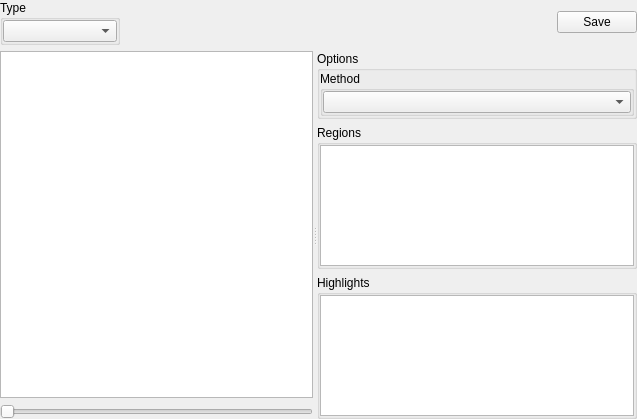
Above: xvisualizationwidget.ui from horsicq/XVisualizationWidget before the change. Below: the same form after it.
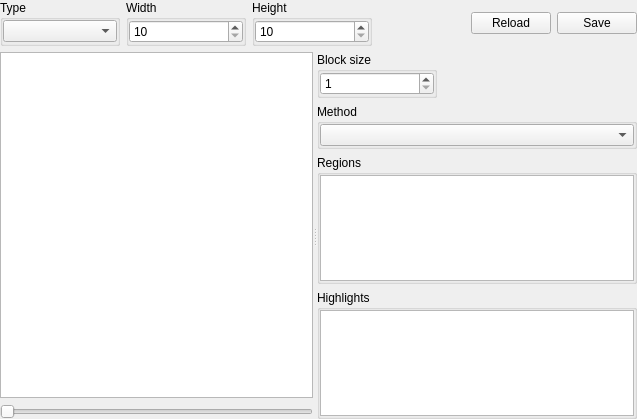
That is the form after the change.

Patch:
```diff
--- a/xvisualizationwidget.ui
+++ b/xvisualizationwidget.ui
@@ -58,6 +58,80 @@
        </layout>
       </widget>
      </item>
+     <item>
+      <widget class="QGroupBox" name="groupBoxWidth">
+       <property name="minimumSize">
+        <size>
+         <width>120</width>
+         <height>0</height>
+        </size>
+       </property>
+       <property name="title">
+        <string>Width</string>
+       </property>
+       <layout class="QVBoxLayout" name="verticalLayout_9">
+        <property name="leftMargin">
+         <number>0</number>
+        </property>
+        <property name="topMargin">
+         <number>0</number>
+        </property>
+        <property name="rightMargin">
+         <number>0</number>
+        </property>
+        <property name="bottomMargin">
+         <number>0</number>
+        </property>
+        <item>
+         <widget class="QSpinBox" name="spinBoxWidth">
+          <property name="minimum">
+           <number>10</number>
+          </property>
+          <property name="maximum">
+           <number>1000</number>
+          </property>
+         </widget>
+        </item>
+       </layout>
+      </widget>
+     </item>
+     <item>
+      <widget class="QGroupBox" name="groupBoxHeight">
+       <property name="minimumSize">
+        <size>
+         <width>120</width>
+         <height>0</height>
+        </size>
+       </property>
+       <property name="title">
+        <string>Height</string>
+       </property>
+       <layout class="QVBoxLayout" name="verticalLayout_10">
+        <property name="leftMargin">
+         <number>0</number>
+        </property>
+        <property name="topMargin">
+         <number>0</number>
+        </property>
+        <property name="rightMargin">
+         <number>0</number>
+        </property>
+        <property name="bottomMargin">
+         <number>0</number>
+        </property>
+        <item>
+         <widget class="QSpinBox" name="spinBoxHeight">
+          <property name="minimum">
+           <number>10</number>
+          </property>
+          <property name="maximum">
+           <number>1000</number>
+          </property>
+         </widget>
+        </item>
+       </layout>
+      </widget>
+     </item>
      <item>
       <spacer name="horizontalSpacer">
        <property name="orientation">
@@ -71,6 +145,13 @@
        </property>
       </spacer>
      </item>
+     <item>
+      <widget class="QPushButton" name="pushButtonVisualizationReload">
+       <property name="text">
+        <string>Reload</string>
+       </property>
+      </widget>
+     </item>
      <item>
       <widget class="QPushButton" name="pushButtonVisualizationSave">
        <property name="text">
@@ -109,11 +190,19 @@
      <widget class="QWidget" name="layoutWidget">
       <layout class="QVBoxLayout" name="verticalLayout_2">
        <item>
-        <widget class="QGroupBox" name="groupBoxOptions">
+        <layout class="QHBoxLayout" name="horizontalLayout_2">
+         <item>
+          <widget class="QGroupBox" name="groupBoxBlockSize">
+           <property name="minimumSize">
+            <size>
+             <width>120</width>
+             <height>0</height>
+            </size>
+           </property>
          <property name="title">
-          <string>Options</string>
-         </property>
-         <layout class="QVBoxLayout" name="verticalLayout_8">
+            <string>Block size</string>
+           </property>
+           <layout class="QVBoxLayout" name="verticalLayout_11">
           <property name="leftMargin">
            <number>0</number>
           </property>
@@ -126,6 +215,34 @@
           <property name="bottomMargin">
            <number>0</number>
           </property>
+            <item>
+             <widget class="QSpinBox" name="spinBoxBlockSize">
+              <property name="minimum">
+               <number>1</number>
+              </property>
+              <property name="maximum">
+               <number>10</number>
+              </property>
+             </widget>
+            </item>
+           </layout>
+          </widget>
+         </item>
+         <item>
+          <spacer name="horizontalSpacer_2">
+           <property name="orientation">
+            <enum>Qt::Horizontal</enum>
+           </property>
+           <property name="sizeHint" stdset="0">
+            <size>
+             <width>40</width>
+             <height>20</height>
+            </size>
+           </property>
+          </spacer>
+         </item>
+        </layout>
+       </item>
           <item>
            <widget class="QGroupBox" name="groupBoxMethod">
             <property name="minimumSize">
@@ -152,9 +269,6 @@
              </property>
              <item>
               <widget class="QComboBox" name="comboBoxMethod"/>
-             </item>
-            </layout>
-           </widget>
           </item>
          </layout>
         </widget>
```
Lines whose indentation alone changed are shown as unchanged.
